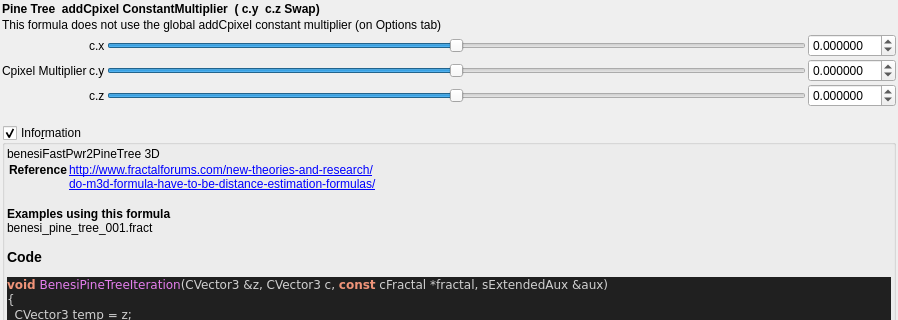
Old version of the form mandelbulber2/qt_data/fractal_benesi_pine_tree.ui in the repository buddhi1980/mandelbulber2; both pictures show x 0 to 898 and y 0 to 320 of the 898 by 876 pixel window.
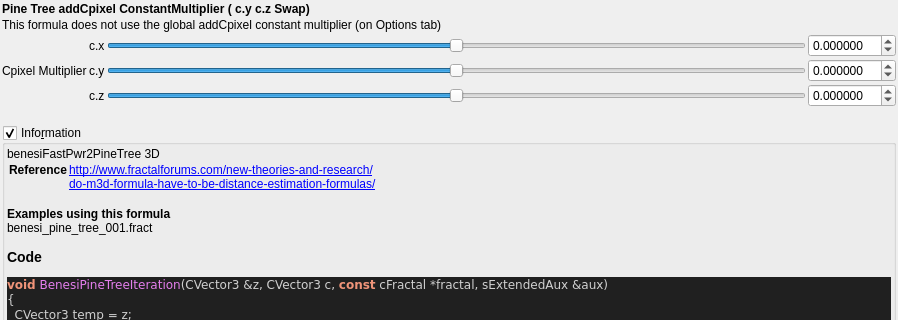
New version of the form. Custom widgets are drawn as their Qt base class.

```diff
--- a/mandelbulber2/qt_data/fractal_benesi_pine_tree.ui
+++ b/mandelbulber2/qt_data/fractal_benesi_pine_tree.ui
@@ -38,7 +38,7 @@
       </font>
      </property>
      <property name="text">
-      <string>Pine Tree  addCpixel ConstantMultiplier  ( c.y  c.z Swap)</string>
+      <string>Pine Tree addCpixel ConstantMultiplier ( c.y c.z Swap)</string>
      </property>
     </widget>
    </item>
```
